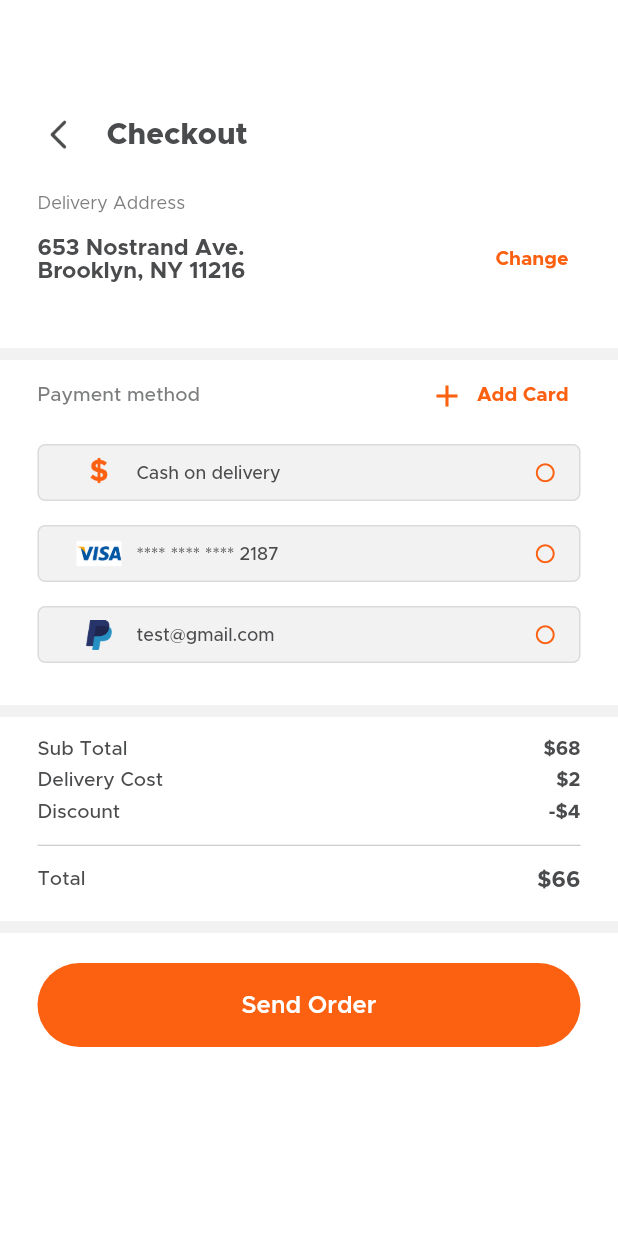
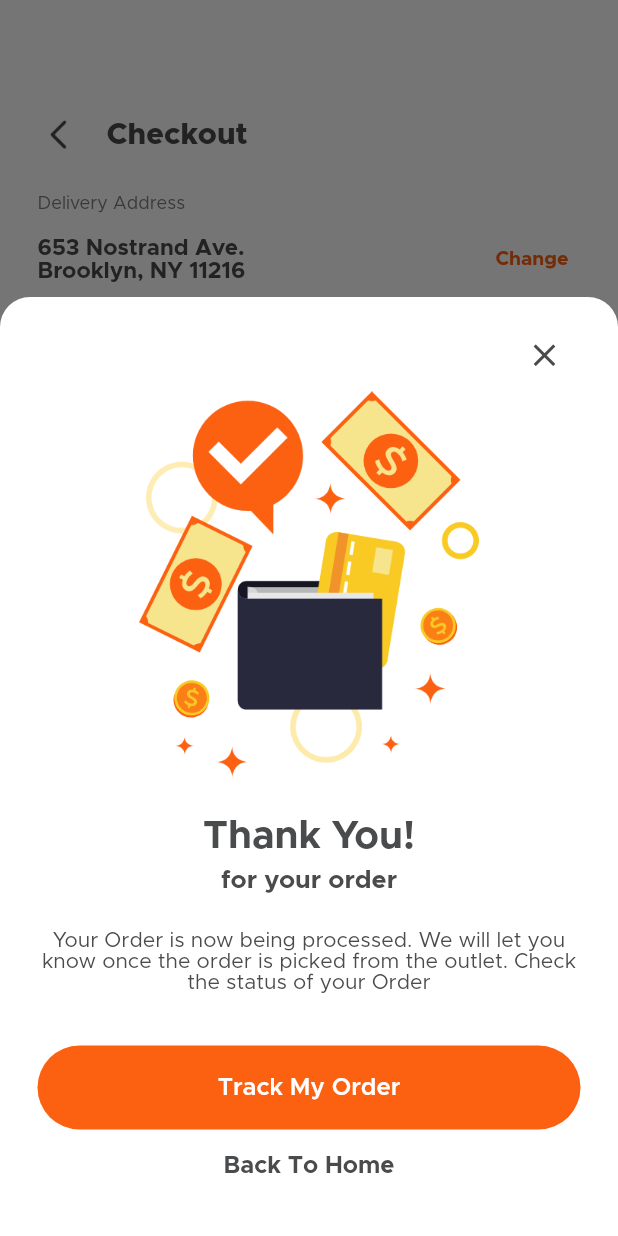
Before and after one commit to codeforany/food_delivery_meal, a Flutter app: the CheckoutView screen opened directly, after a tap on "Send Order", on a phone screen of 412 x 824 dp. Run offline on Flutter 3.47's test engine with Material 2 defaults, Android fonts, the phone set to English and light mode, and no system bars; our stand-ins replace flutter_rating_bar, google_maps_flutter, image_picker; missing offline and left inert: custom_map_markers, otp_pin_field.

Commit message:
Checkout Place Order Status UI

```diff
--- /dev/null
+++ b/lib/view/more/checkout_message_view.dart
@@ -0,0 +1,100 @@
+import 'package:flutter/material.dart';
+import 'package:food_delivery/common_widget/round_button.dart';
+
+import '../../common/color_extension.dart';
+
+class CheckoutMessageView extends StatefulWidget {
+  const CheckoutMessageView({super.key});
+
+  @override
+  State<CheckoutMessageView> createState() => _CheckoutMessageViewState();
+}
+
+class _CheckoutMessageViewState extends State<CheckoutMessageView> {
+  @override
+  Widget build(BuildContext context) {
+    var media = MediaQuery.sizeOf(context);
+
+    return  Container(
+        padding: const EdgeInsets.symmetric(vertical: 15, horizontal: 25),
+        width: media.width,
+        decoration: BoxDecoration(
+            color: TColor.white,
+            borderRadius: const BorderRadius.only(
+                topLeft: Radius.circular(20), topRight: Radius.circular(20))),
+        child: Column(
+          mainAxisAlignment: MainAxisAlignment.end,
+          crossAxisAlignment: CrossAxisAlignment.center,
+          mainAxisSize: MainAxisSize.min,
+          children: [
+            Row(
+              mainAxisAlignment: MainAxisAlignment.end,
+              children: [
+                IconButton(
+                  onPressed: () {
+                    Navigator.pop(context);
+                  },
+                  icon: Icon(
+                    Icons.close,
+                    color: TColor.primaryText,
+                    size: 25,
+                  ),
+                )
+              ],
+            ),
+            Image.asset(
+              "assets/img/thank_you.png",
+              width: media.width * 0.55,
+            ),
+            const SizedBox(
+              height: 25,
+            ),
+            Text(
+              "Thank You!",
+              style: TextStyle(
+                  color: TColor.primaryText,
+                  fontSize: 26,
+                  fontWeight: FontWeight.w700),
+            ),
+            const SizedBox(
+              height: 8,
+            ),
+            Text(
+              "for your order",
+              style: TextStyle(
+                  color: TColor.primaryText,
+                  fontSize: 17,
+                  fontWeight: FontWeight.w700),
+            ),
+            const SizedBox(
+              height: 25,
+            ),
+            Text(
+              "Your Order is now being processed. We will let you know once the order is picked from the outlet. Check the status of your Order",
+              textAlign: TextAlign.center,
+              style: TextStyle(color: TColor.primaryText, fontSize: 14),
+            ),
+            const SizedBox(
+              height: 35,
+            ),
+            RoundButton(title: "Track My Order", onPressed: () {}),
+            TextButton(
+              onPressed: () {},
+              child: Text(
+                "Back To Home",
+                textAlign: TextAlign.center,
+                style: TextStyle(
+                    color: TColor.primaryText,
+                    fontSize: 16,
+                    fontWeight: FontWeight.w700),
+              ),
+            ),
+            const SizedBox(
+              height: 8,
+            ),
+          ],
+        ),
+
+    );
+  }
+}
--- a/lib/view/more/checkout_view.dart
+++ b/lib/view/more/checkout_view.dart
@@ -3,6 +3,7 @@ import 'package:food_delivery/common/color_extension.dart';
 import 'package:food_delivery/common_widget/round_button.dart';
 
 import 'change_address_view.dart';
+import 'checkout_message_view.dart';
 
 class CheckoutView extends StatefulWidget {
   const CheckoutView({super.key});
@@ -91,7 +92,12 @@ class _CheckoutViewState extends State<CheckoutView> {
                         ),
                         TextButton(
                           onPressed: () {
-                            Navigator.push(context, MaterialPageRoute(builder: (context) => const  ChangeAddressView() ), );
+                            Navigator.push(
+                              context,
+                              MaterialPageRoute(
+                                  builder: (context) =>
+                                      const ChangeAddressView()),
+                            );
                           },
                           child: Text(
                             "Change",
@@ -182,10 +188,12 @@ class _CheckoutViewState extends State<CheckoutView> {
                                     });
                                   },
                                   child: Icon(
-                                      selectMethod == index
-                                          ? Icons.radio_button_on
-                                          : Icons.radio_button_off,
-                                      color: TColor.primary, size: 15, ),
+                                    selectMethod == index
+                                        ? Icons.radio_button_on
+                                        : Icons.radio_button_off,
+                                    color: TColor.primary,
+                                    size: 15,
+                                  ),
                                 )
                               ],
                             ),
@@ -318,7 +326,17 @@ class _CheckoutViewState extends State<CheckoutView> {
               Padding(
                 padding:
                     const EdgeInsets.symmetric(vertical: 20, horizontal: 25),
-                child: RoundButton(title: "Send Order", onPressed: () {}),
+                child: RoundButton(
+                    title: "Send Order",
+                    onPressed: () {
+                      showModalBottomSheet(
+                          context: context,
+                          backgroundColor: Colors.transparent,
+                          isScrollControlled: true,
+                          builder: (context) {
+                            return const CheckoutMessageView();
+                          });
+                    }),
               ),
             ],
           ),
```
Also changed, not shown: assets/img/thank_you.png (added), 1 other file.
